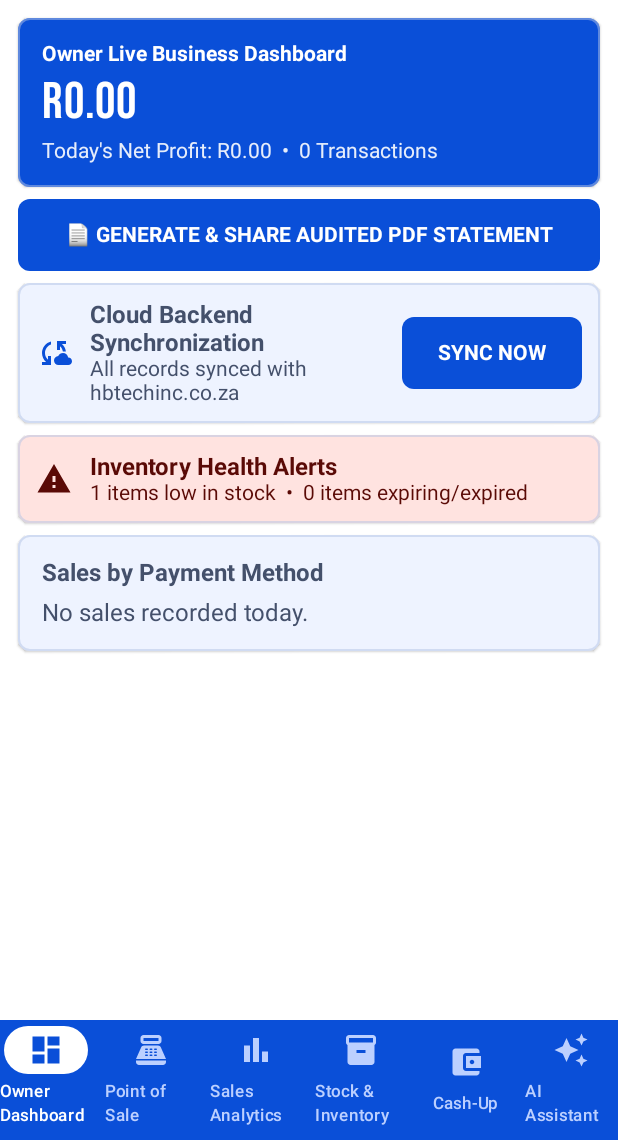
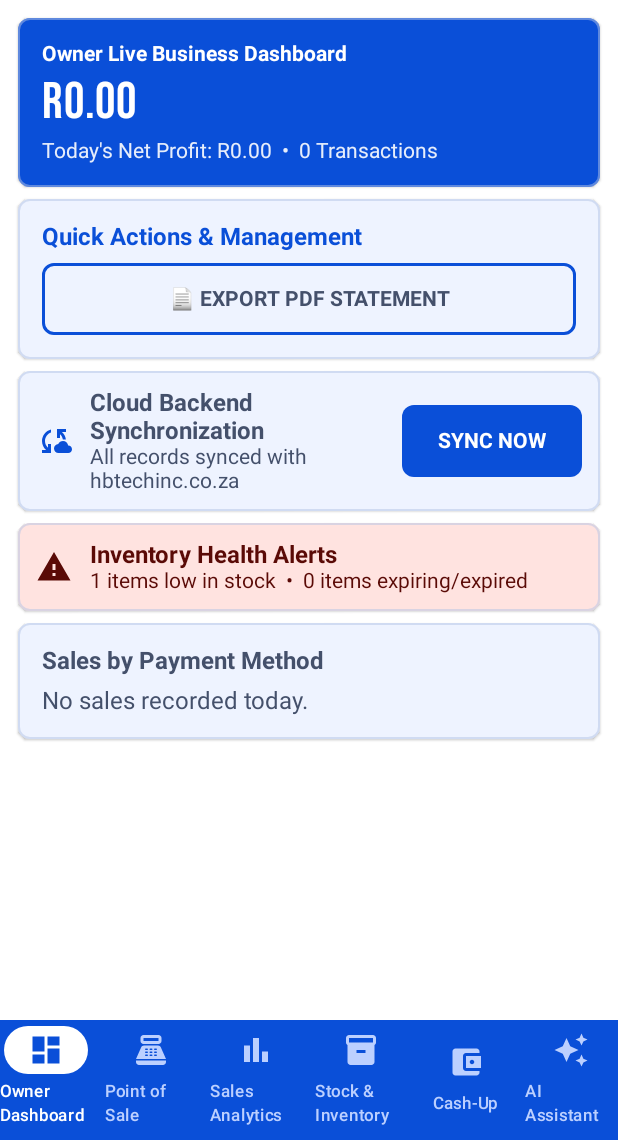
Before and after one commit to Khetha22/IsibaloExpressMerchant, an Android app built with Jetpack Compose: the OwnerDashboardScreen screen opened through its navigation route, on a phone screen of 412 x 824 dp, the part 96-1236 px from its top. Run offline under Robolectric (Android 15) with nearby library versions, the phone set to English and light mode, and no system bars; our stand-ins replace Room's generated code.

Commit message:
Configure Google Noto typography family, enforce 4-item bottom navigation bar, and style dashboard cards with quick PDF export

```diff
--- a/app/src/main/java/za/co/hbtechinc/isibalo/ui/dashboard/OwnerDashboardScreen.kt
+++ b/app/src/main/java/za/co/hbtechinc/isibalo/ui/dashboard/OwnerDashboardScreen.kt
@@ -9,7 +9,10 @@ import androidx.compose.foundation.layout.fillMaxWidth
 import androidx.compose.foundation.layout.padding
 import androidx.compose.foundation.lazy.LazyColumn
 import androidx.compose.material.icons.Icons
+import androidx.compose.material.icons.filled.Add
 import androidx.compose.material.icons.filled.CloudSync
+import androidx.compose.material.icons.filled.Description
+import androidx.compose.material.icons.filled.PointOfSale
 import androidx.compose.material.icons.filled.Warning
 import androidx.compose.material3.Icon
 import androidx.compose.material3.MaterialTheme
@@ -51,8 +54,12 @@ fun OwnerDashboardScreen(vm: OwnerDashboardViewModel = viewModel(factory = AppVi
         }
 
         item {
+            SquareCard(Modifier.fillMaxWidth()) {
+                Column(Modifier.padding(16.dp), verticalArrangement = Arrangement.spacedBy(8.dp)) {
+                    Text("Quick Actions & Management", fontWeight = FontWeight.Bold, color = cs.primary)
+                    Row(Modifier.fillMaxWidth(), horizontalArrangement = Arrangement.spacedBy(8.dp)) {
                         SquareButton(
-                text = "📄 GENERATE & SHARE AUDITED PDF STATEMENT",
+                            text = "📄 EXPORT PDF STATEMENT",
                             onClick = {
                                 val pdfFile = PdfReportGenerator.generateFinancialStatementPdf(
                                     context = context,
@@ -64,11 +71,15 @@ fun OwnerDashboardScreen(vm: OwnerDashboardViewModel = viewModel(factory = AppVi
                                     paymentTotals = state.paymentTotals
                                 )
                                 if (pdfFile != null) {
-                        PdfReportGenerator.sharePdf(context, pdfFile, "Owner Dashboard Financial Statement")
+                                    PdfReportGenerator.sharePdf(context, pdfFile, "Owner Dashboard Statement")
                                 }
                             },
-                modifier = Modifier.fillMaxWidth()
+                            modifier = Modifier.weight(1f),
+                            outlined = true
                         )
+                    }
+                }
+            }
         }
 
         item {
```
Lines whose indentation alone changed are shown as unchanged.
